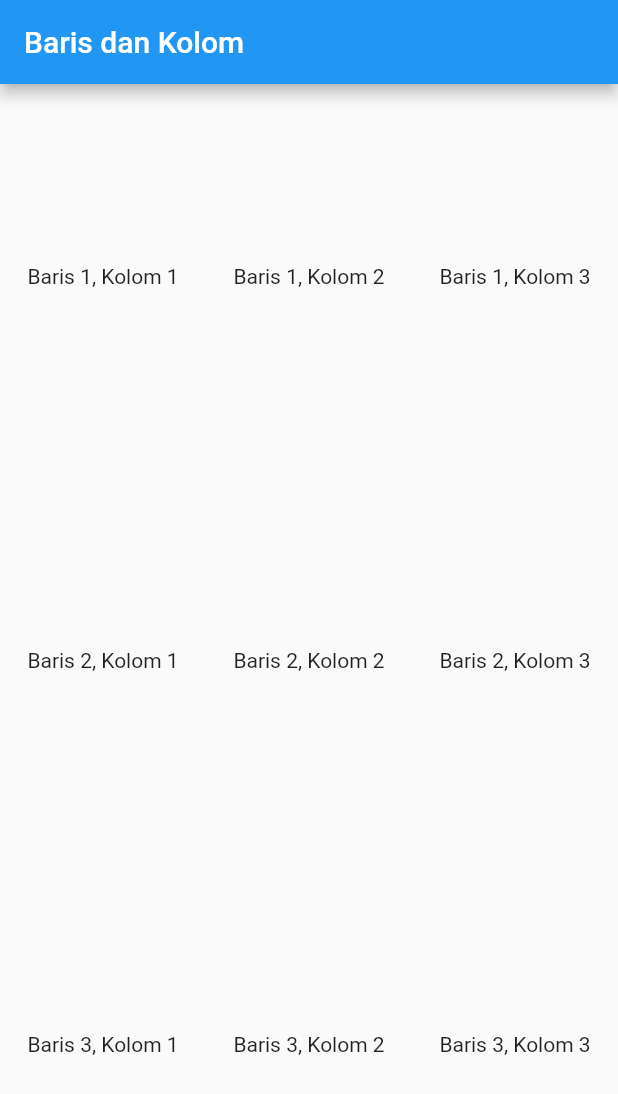
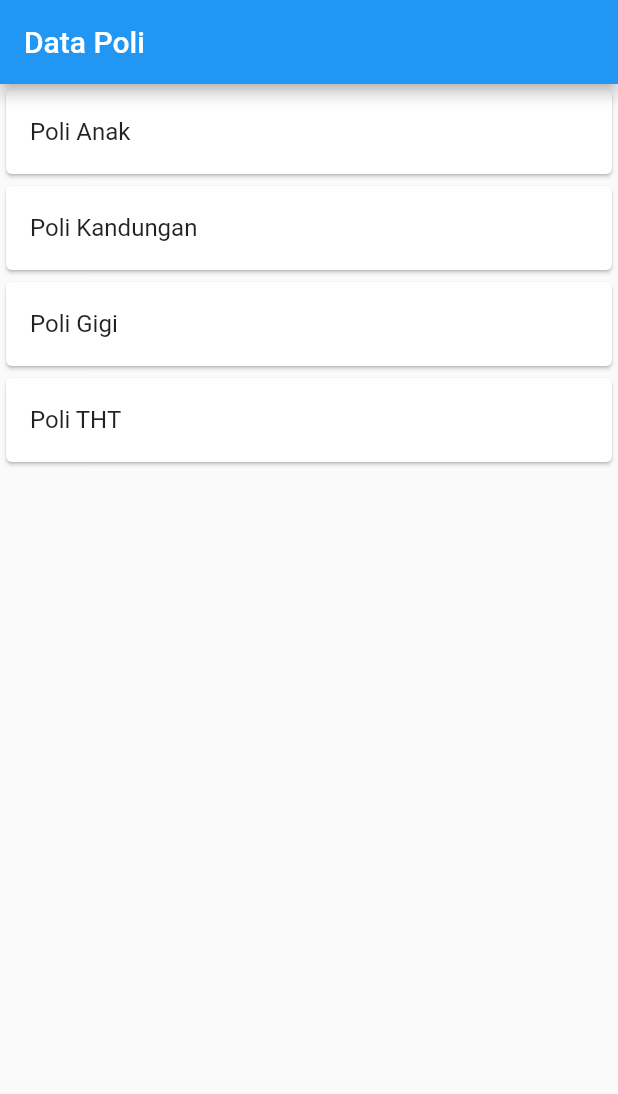
Before and after one commit to ganangadjie/flutter_application_ganang, a Flutter app: the screen it shows after launch, on a phone screen of 412 x 824 dp. Shown: the top 1094 px of the screen. Run offline on Flutter 3.47's test engine with Material 2 defaults, Android fonts, the phone set to English and light mode, and no system bars.

Commit message:
Membuat Poli

```diff
--- a/lib/main.dart
+++ b/lib/main.dart
@@ -2,7 +2,8 @@ import 'package:flutter/material.dart';
 // import 'hello_world.dart';
 // import 'column_widget.dart';
 // import 'row_widget.dart';
-import 'baris_kolom.dart';
+// import 'baris_kolom.dart';
+import '/ui/poli_page.dart';
 
 void main() {
   runApp(const MyApp());
@@ -14,11 +15,13 @@ class MyApp extends StatelessWidget {
   @override
   Widget build(BuildContext context) {
     return const MaterialApp(
-      title: 'Klinik',
+      title: 'Klinik APP',
       // home: HelloWorld(),
       // home: ColumnWidget(),
       // home: RowWidget(),
-      home: BarisKolomWidget(),
+      // home: BarisKolomWidget(),
+      debugShowCheckedModeBanner: false,
+      home: PoliPage(),
     );
   }
 }
--- /dev/null
+++ b/lib/model/poli.dart
@@ -0,0 +1,6 @@
+class Poli {
+  String? id;
+  String namaPoli;
+
+  Poli({this.id, required this.namaPoli});
+}
--- /dev/null
+++ b/lib/ui/poli_page.dart
@@ -0,0 +1,52 @@
+import 'package:flutter/material.dart';
+import '../model/poli.dart';
+import 'poli_detail.dart';
+
+class PoliPage extends StatefulWidget {
+  const PoliPage({super.key});
+
+  @override
+  State<PoliPage> createState() => _PoliPageState();
+}
+
+class _PoliPageState extends State<PoliPage> {
+  @override
+  Widget build(BuildContext context) {
+    return Scaffold(
+      appBar: AppBar(title: const Text("Data Poli")),
+      body: ListView(
+        children: [
+          GestureDetector(
+            child: Card(
+              child: ListTile(
+                title: const Text("Poli Anak"),
+              ),
+            ),
+            onTap: () {
+              Poli poliAnak = new Poli(namaPoli: "Poli Anak");
+              Navigator.push(
+                  context,
+                  MaterialPageRoute(
+                      builder: (context) => PoliDetail(poli: poliAnak)));
+            },
+          ),
+          Card(
+            child: ListTile(
+              title: const Text("Poli Kandungan"),
+            ),
+          ),
+          Card(
+            child: ListTile(
+              title: const Text("Poli Gigi"),
+            ),
+          ),
+          Card(
+            child: ListTile(
+              title: const Text("Poli THT"),
+            ),
+          )
+        ],
+      ),
+    );
+  }
+}
```
Also changed, not shown: lib/ui/poli_detail.dart (added, +44 -0 lines).
